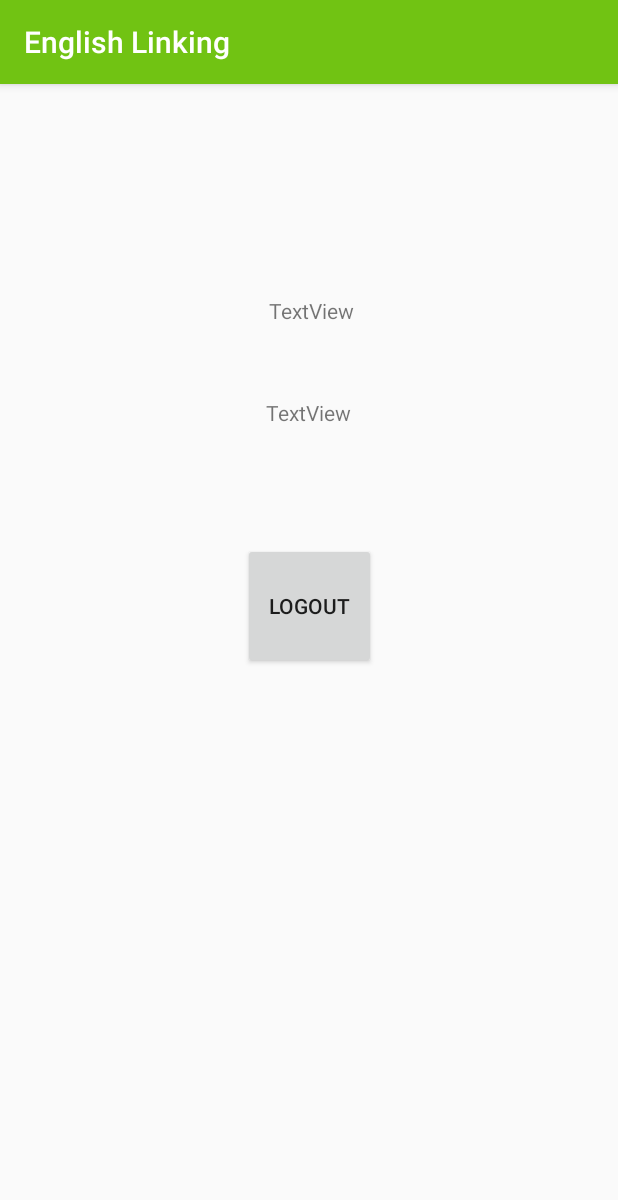
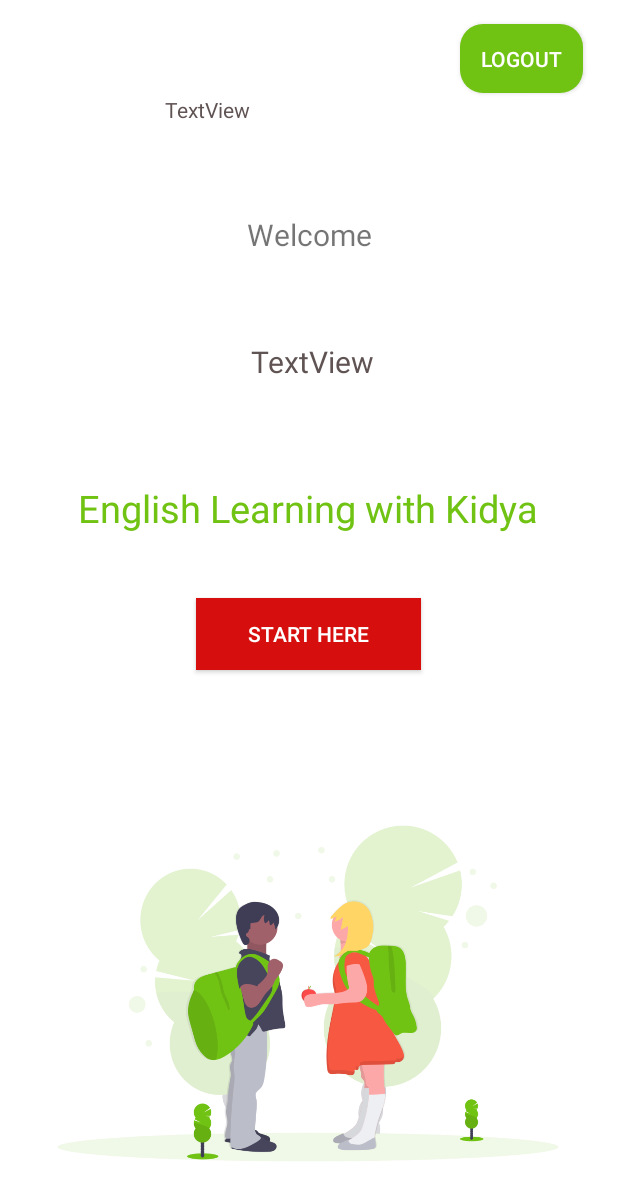
Before and after one commit to AllMigth/ingles, an Android app: the screen it shows after launch once a user with an empty profile is signed in (Profile before the commit, MainActivity after it), on a phone screen of 412 x 824 dp. Shown: the top 1200 px of the screen. Run offline under Robolectric (Android 15) with nearby library versions, the phone set to English and light mode, and no system bars; our stand-ins replace Firebase (no records; nobody signed in at launch, a user with empty details on screens opened directly); libraries missing offline, so code that uses them is left out: com.developer.kalert.

Commit message:
login with google done and do a better ui add images to the main and modules activity

```diff
--- a/app/src/main/AndroidManifest.xml
+++ b/app/src/main/AndroidManifest.xml
@@ -9,7 +9,6 @@
         android:roundIcon="@mipmap/ic_launcher_round"
         android:supportsRtl="true"
         android:theme="@style/AppTheme">
-        <activity android:name=".Profile"></activity>
         <activity android:name=".login_first">
             <intent-filter>
                 <action android:name="android.intent.action.MAIN" />
@@ -22,6 +21,7 @@
         <activity android:name=".module1_adjetives" />
         <activity android:name=".modulo1" />
         <activity android:name=".MainActivity">
+
         </activity>
     </application>
 
--- a/app/src/main/java/com/simulador/ingles/MainActivity.java
+++ b/app/src/main/java/com/simulador/ingles/MainActivity.java
@@ -7,26 +7,48 @@ import android.os.Bundle;
 import android.os.Handler;
 import android.view.View;
 import android.widget.Button;
+import android.widget.TextView;
 
+import com.google.android.gms.auth.api.signin.GoogleSignIn;
+import com.google.android.gms.auth.api.signin.GoogleSignInAccount;
 import com.google.firebase.analytics.FirebaseAnalytics;
+import com.google.firebase.auth.FirebaseAuth;
 
 public class MainActivity extends AppCompatActivity {
-    private Button btnModulo1, btnModulo2, btnModulo3;
+    private Button btnModulo1;
     private FirebaseAnalytics mFirebaseAnalytics;
+    TextView name, email;
+    Button logout;
 
     @Override
     protected void onCreate(Bundle savedInstanceState) {
         super.onCreate(savedInstanceState);
         setContentView(R.layout.activity_main);
 
-        // Obtain the FirebaseAnalytics instance.
-        //mFirebaseAnalytics = FirebaseAnalytics.getInstance(this);
+        logout = findViewById(R.id.logoutButton);
+        name = findViewById(R.id.nameTV);
+        email = findViewById(R.id.emailTV);
+        btnModulo1 = (Button)findViewById(R.id.btnModulo1);
 
-        btnModulo1 = (Button)findViewById(R.id.btnModulo1);
         btnModulo1.setOnClickListener(new View.OnClickListener() {
             @Override
             public void onClick(View view){
                 Intent intent = new Intent(MainActivity.this, modulo1.class);
+                startActivity(intent);
+            }
+        });
+        GoogleSignInAccount signInAccount = GoogleSignIn.getLastSignedInAccount(this);
+        if(signInAccount != null){
+            name.setText(signInAccount.getDisplayName());
+            email.setText(signInAccount.getEmail());
+        }
+
+
+        logout.setOnClickListener(new View.OnClickListener() {
+            @Override
+            public void onClick(View v) {
+                FirebaseAuth.getInstance().signOut();
+                Intent intent = new Intent(getApplicationContext(), login_first.class);
                 startActivity(intent);
             }
         });
--- a/app/src/main/java/com/simulador/ingles/Profile.java
+++ /dev/null
@@ -1,44 +0,0 @@
-package com.simulador.ingles;
-
-import androidx.appcompat.app.AppCompatActivity;
-
-import android.content.Intent;
-import android.os.Bundle;
-import android.view.View;
-import android.widget.Button;
-import android.widget.TextView;
-
-import com.google.android.gms.auth.api.signin.GoogleSignIn;
-import com.google.android.gms.auth.api.signin.GoogleSignInAccount;
-import com.google.firebase.auth.FirebaseAuth;
-
-public class Profile extends AppCompatActivity {
-    TextView name, email;
-    Button logout;
-    @Override
-    protected void onCreate(Bundle savedInstanceState) {
-        super.onCreate(savedInstanceState);
-        setContentView(R.layout.activity_profile);
-
-        logout = findViewById(R.id.logoutButton);
-        name = findViewById(R.id.nameTV);
-        email = findViewById(R.id.emailTV);
-
-
-        GoogleSignInAccount signInAccount = GoogleSignIn.getLastSignedInAccount(this);
-        if(signInAccount != null){
-            name.setText(signInAccount.getDisplayName());
-            email.setText(signInAccount.getDisplayName());
-        }
-
-
-        logout.setOnClickListener(new View.OnClickListener() {
-            @Override
-            public void onClick(View v) {
-                FirebaseAuth.getInstance().signOut();
-                Intent intent = new Intent(getApplicationContext(), login_first.class);
-                startActivity(intent);
-            }
-        });
-    }
-}
--- a/app/src/main/java/com/simulador/ingles/login_first.java
+++ b/app/src/main/java/com/simulador/ingles/login_first.java
@@ -50,7 +50,7 @@ public class login_first extends AppCompatActivity{
 
         FirebaseUser user = mAuth.getCurrentUser();
         if(user != null){
-            Intent intent = new Intent(getApplicationContext(), Profile.class);
+            Intent intent = new Intent(getApplicationContext(), MainActivity.class);
             startActivity(intent);
         }
     }
@@ -118,7 +118,7 @@ public class login_first extends AppCompatActivity{
                         if (task.isSuccessful()) {
                             // Sign in success, update UI with the signed-in user's information
                             FirebaseUser user = mAuth.getCurrentUser();
-                            Intent intent = new Intent(getApplicationContext(), Profile.class);
+                            Intent intent = new Intent(getApplicationContext(), MainActivity.class);
                             startActivity(intent);
                         } else {
                             // If sign in fails, display a message to the user.
@@ -128,10 +128,7 @@ public class login_first extends AppCompatActivity{
                                     .setContentText("Check your connection!")
                                     .setConfirmText("Ok")
                                     .show();
-                            Toast.makeText(login_first.this, "Sorry auth failed.",Toast.LENGTH_LONG).show();
                         }
-
-                        // ...
                     }
                 });
     }
--- a/app/src/main/res/layout/activity_main.xml
+++ b/app/src/main/res/layout/activity_main.xml
@@ -2,68 +2,115 @@
 <androidx.constraintlayout.widget.ConstraintLayout xmlns:android="http://schemas.android.com/apk/res/android"
     xmlns:app="http://schemas.android.com/apk/res-auto"
     xmlns:tools="http://schemas.android.com/tools"
+    android:id="@+id/relativeLayout"
     android:layout_width="match_parent"
+    android:background="@color/textColor"
     android:layout_height="match_parent"
     tools:context=".MainActivity">
 
-    <LinearLayout
-        android:layout_width="match_parent"
-        android:layout_height="wrap_content"
-        android:orientation="vertical"
-        android:layout_marginBottom="50dp"
-        tools:layout_editor_absoluteX="25dp"
-        tools:layout_editor_absoluteY="124dp">
-
-
-        <ImageView
-            android:id="@+id/imageView2"
-            android:layout_width="221dp"
-            android:layout_height="133dp"
-            android:layout_gravity="center"
-            app:srcCompat="@drawable/uleam"
-            tools:layout_editor_absoluteX="95dp"
-            tools:layout_editor_absoluteY="122dp" />
 
     <TextView
+        android:id="@+id/title"
         android:layout_width="wrap_content"
         android:layout_height="wrap_content"
         android:layout_gravity="center"
-            android:layout_margin="20dp"
-            android:textSize="20dp"
-            android:text="Aprendizaje del idioma inglés" />
+        android:layout_marginStart="51dp"
+        android:layout_marginEnd="56dp"
+        android:layout_marginBottom="319dp"
+        android:text="@string/tituloMainActivity"
+        android:textAlignment="center"
+        android:textColor="@color/colorVerdeU"
+        android:textSize="25sp"
+        app:layout_constraintBottom_toBottomOf="parent"
+        app:layout_constraintEnd_toEndOf="parent"
+        app:layout_constraintHorizontal_bias="0.0"
+        app:layout_constraintStart_toStartOf="parent"
+        app:layout_constraintTop_toBottomOf="@+id/nameTV"
+        app:layout_constraintVertical_bias="0.31" />
 
     <Button
         android:id="@+id/btnModulo1"
-            android:layout_width="match_parent"
+        android:layout_width="150dp"
         android:layout_height="wrap_content"
-            android:text="Modulo 1"
-            android:background="@drawable/boton_redondo"
+        android:layout_gravity="center"
+        android:background="@color/colorGrisU"
+        android:text="@string/startHere"
         android:textColor="@color/textColor"
-            android:layout_margin="10dp"
-            />
+        app:layout_constraintBottom_toBottomOf="parent"
+        app:layout_constraintEnd_toEndOf="parent"
+        app:layout_constraintHorizontal_bias="0.498"
+        app:layout_constraintStart_toStartOf="parent"
+        app:layout_constraintTop_toBottomOf="@+id/title"
+        app:layout_constraintVertical_bias="0.102" />
 
     <Button
-            android:id="@+id/btnModulo2"
-            android:layout_width="match_parent"
+        android:id="@+id/logoutButton"
+        android:layout_width="82dp"
+        android:layout_height="46dp"
+        android:layout_marginTop="16dp"
+        android:background="@drawable/boton_redondo"
+        android:text="@string/Logout"
+        android:textColor="@color/textColor"
+        app:layout_constraintEnd_toEndOf="parent"
+        app:layout_constraintHorizontal_bias="0.93"
+        app:layout_constraintStart_toStartOf="parent"
+        app:layout_constraintTop_toTopOf="parent" />
+
+    <TextView
+        android:id="@+id/textView4"
+        android:layout_width="wrap_content"
         android:layout_height="wrap_content"
-            android:text="Modulo 2"
-            android:background="@drawable/boton_redondo"
-            android:layout_margin="10dp"
-            android:textColor="@color/textColor"
+        android:layout_marginTop="60dp"
+        android:text="@string/welcome"
+        android:textSize="20sp"
+        app:layout_constraintEnd_toEndOf="parent"
+        app:layout_constraintStart_toStartOf="parent"
+        app:layout_constraintTop_toBottomOf="@+id/emailTV" />
 
-            />
+    <TextView
+        android:id="@+id/nameTV"
+        android:layout_width="wrap_content"
+        android:layout_height="wrap_content"
+        android:layout_marginStart="112dp"
+        android:layout_marginEnd="101dp"
+        android:text="@string/Nombre"
+        android:textColor="@color/colorRojoU"
+        android:textSize="20sp"
+        app:layout_constraintBottom_toBottomOf="parent"
+        app:layout_constraintEnd_toEndOf="parent"
+        app:layout_constraintHorizontal_bias="0.474"
+        app:layout_constraintStart_toStartOf="parent"
+        app:layout_constraintTop_toBottomOf="@+id/textView4"
+        app:layout_constraintVertical_bias="0.091" />
 
-        <Button
-            android:id="@+id/btnModulo3"
-            android:layout_width="match_parent"
+    <TextView
+        android:id="@+id/emailTV"
+        android:layout_width="201dp"
         android:layout_height="wrap_content"
-            android:text="Modulo 3"
-            android:background="@drawable/boton_redondo"
-            android:layout_margin="10dp"
-            android:textColor="@color/textColor"
-            />
+        android:layout_marginStart="110dp"
+        android:layout_marginTop="60dp"
+        android:layout_marginEnd="100dp"
+        android:layout_marginBottom="652dp"
+        android:enabled="false"
+        android:text="@string/Email"
+        android:textColor="@color/colorRojoU"
+        app:layout_constraintBottom_toBottomOf="parent"
+        app:layout_constraintEnd_toEndOf="parent"
+        app:layout_constraintHorizontal_bias="0.478"
+        app:layout_constraintStart_toStartOf="parent"
+        app:layout_constraintTop_toTopOf="parent"
+        app:layout_constraintVertical_bias="0.037" />
 
-    </LinearLayout>
-
+    <ImageView
+        android:id="@+id/imageView13"
+        android:layout_width="408dp"
+        android:layout_height="323dp"
+        app:layout_constraintBottom_toBottomOf="parent"
+        app:layout_constraintEnd_toEndOf="parent"
+        app:layout_constraintHorizontal_bias="0.333"
+        app:layout_constraintStart_toStartOf="parent"
+        app:layout_constraintTop_toBottomOf="@+id/title"
+        app:layout_constraintVertical_bias="1.0"
+        app:srcCompat="@drawable/init_pic" />
 
 </androidx.constraintlayout.widget.ConstraintLayout>
--- a/app/src/main/res/layout/activity_module1_identify.xml
+++ b/app/src/main/res/layout/activity_module1_identify.xml
@@ -1,5 +1,5 @@
 <?xml version="1.0" encoding="utf-8"?>
-<androidx.constraintlayout.widget.ConstraintLayout xmlns:android="http://schemas.android.com/apk/res/android"
+<ScrollView xmlns:android="http://schemas.android.com/apk/res/android"
     xmlns:app="http://schemas.android.com/apk/res-auto"
     xmlns:tools="http://schemas.android.com/tools"
     android:layout_width="match_parent"
@@ -24,7 +24,7 @@
         <TextView
             android:id="@+id/textView"
             android:layout_width="wrap_content"
-            android:layout_height="178dp"
+            android:layout_height="wrap_content"
             android:layout_margin="20dp"
 
             android:text="@string/large_text"
@@ -310,4 +310,4 @@
 
     </LinearLayout>
 
-</androidx.constraintlayout.widget.ConstraintLayout>
+</ScrollView>
--- a/app/src/main/res/layout/activity_profile.xml
+++ /dev/null
@@ -1,44 +0,0 @@
-<?xml version="1.0" encoding="utf-8"?>
-<RelativeLayout xmlns:android="http://schemas.android.com/apk/res/android"
-    xmlns:app="http://schemas.android.com/apk/res-auto"
-    xmlns:tools="http://schemas.android.com/tools"
-    android:layout_width="match_parent"
-    android:layout_height="match_parent"
-    tools:context=".Profile">
-
-    <Button
-        android:id="@+id/logoutButton"
-        android:layout_width="wrap_content"
-        android:layout_height="wrap_content"
-        android:layout_alignParentStart="true"
-        android:layout_alignParentTop="true"
-        android:layout_alignParentEnd="true"
-        android:layout_alignParentBottom="true"
-        android:layout_marginStart="162dp"
-        android:layout_marginTop="306dp"
-        android:layout_marginEnd="161dp"
-        android:layout_marginBottom="378dp"
-        android:text="Logout"
-        tools:layout_editor_absoluteX="158dp"
-        tools:layout_editor_absoluteY="333dp" />
-
-    <TextView
-        android:id="@+id/nameTV"
-        android:layout_width="wrap_content"
-        android:layout_height="wrap_content"
-        android:layout_alignParentEnd="true"
-        android:layout_alignParentBottom="true"
-        android:layout_marginEnd="176dp"
-        android:layout_marginBottom="607dp"
-        android:text="TextView" />
-
-    <TextView
-        android:id="@+id/emailTV"
-        android:layout_width="wrap_content"
-        android:layout_height="wrap_content"
-        android:layout_alignParentEnd="true"
-        android:layout_alignParentBottom="true"
-        android:layout_marginEnd="178dp"
-        android:layout_marginBottom="539dp"
-        android:text="TextView" />
-</RelativeLayout>
--- a/app/src/main/res/values/colors.xml
+++ b/app/src/main/res/values/colors.xml
@@ -1,7 +1,7 @@
 <?xml version="1.0" encoding="utf-8"?>
 <resources>
     <item name="colorVerdeU" type="color">#71C313</item>
-    <item name="colorRojoU" type="color">#D60E0E</item>
-    <item name="colorGrisU" type="color">#FF605353</item>
+    <item name="colorGrisU" type="color">#D60E0E</item>
+    <item name="colorRojoU" type="color">#FF605353</item>
     <item name="textColor" type="color">#FFFFFF</item>
 </resources>
--- a/app/src/main/res/values/strings.xml
+++ b/app/src/main/res/values/strings.xml
@@ -20,8 +20,18 @@
     <string name="second_fragment_label">Second Fragment</string>
     <string name="next">Next</string>
     <string name="previous">Previous</string>
+    <string name="startHere">Start Here</string>
 
     <string name="hello_first_fragment">Hello first fragment</string>
     <string name="hello_second_fragment">Hello second fragment. Arg: %1$s</string>
+    <string name="tituloMainActivity">English Learning with Kidya</string>
+    <string name="module1">Module one</string>
+    <string name="identifyTitleButton">Identify the objects</string>
+    <string name="adjetiveTittleButton">Adjetives</string>
+    <string name="Logout">Logout</string>
+    <string name="Nombre">TextView</string>
+    <string name="Email">TextView</string>
+    <string name="logo_uleam">Logo Uleam</string>
+    <string name="welcome">Welcome</string>
 
 </resources>
--- a/app/src/main/res/values/styles.xml
+++ b/app/src/main/res/values/styles.xml
@@ -1,6 +1,6 @@
 <resources>
     <!-- Base application theme. -->
-    <style name="AppTheme" parent="Theme.AppCompat.Light.DarkActionBar">
+    <style name="AppTheme" parent="Theme.AppCompat.Light.NoActionBar">
         <!-- Customize your theme here. -->
         <item name="colorPrimary">@color/colorVerdeU</item>
         <item name="colorPrimaryDark">@color/colorRojoU</item>
```
Also changed, not shown: app/src/main/res/layout/activity_login_first.xml (+25 -5 lines), app/src/main/res/layout/activity_modulo1.xml (+32 -27 lines), app/src/main/res/drawable/init_pic.png (added), app/src/main/res/drawable/second_image.png (added). Lines whose indentation alone changed are shown as unchanged.
